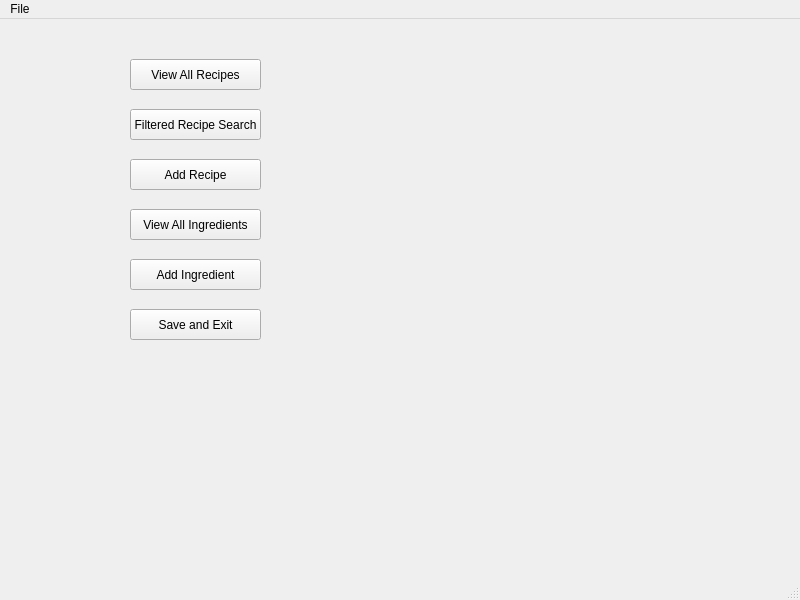
First picture: the form in mainwindow.ui, repository Azanguru/CS4076-Project, before the edit.
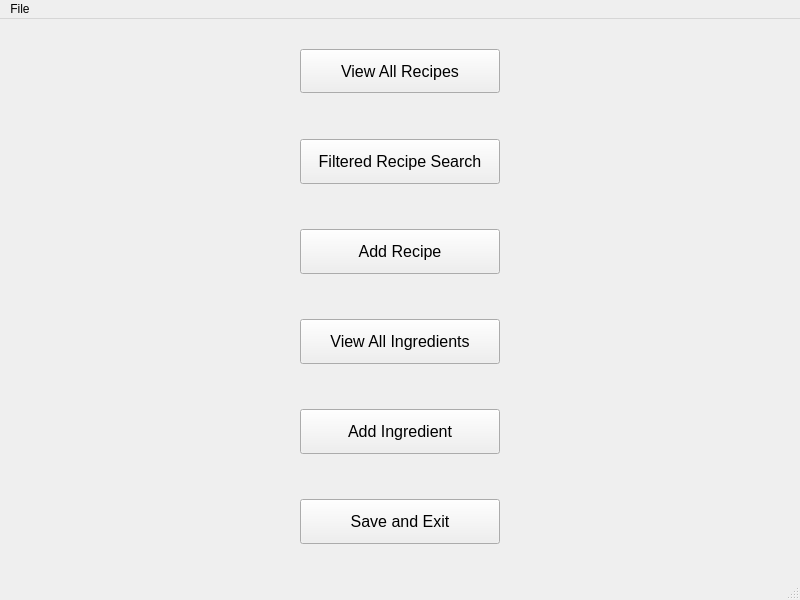
Second picture: the form after the edit. The open tabs and pages were chosen to show the change.

Commit message: GUI updates, and small filter search fix

```diff
--- a/mainwindow.ui
+++ b/mainwindow.ui
@@ -42,12 +42,17 @@
      <widget class="QPushButton" name="viewIngredientsButton">
       <property name="geometry">
        <rect>
-        <x>130</x>
-        <y>190</y>
-        <width>131</width>
-        <height>31</height>
+        <x>300</x>
+        <y>300</y>
+        <width>200</width>
+        <height>45</height>
        </rect>
       </property>
+      <property name="font">
+       <font>
+        <pointsize>12</pointsize>
+       </font>
+      </property>
       <property name="text">
        <string>View All Ingredients</string>
       </property>
@@ -55,12 +60,17 @@
      <widget class="QPushButton" name="addIngredientButton">
       <property name="geometry">
        <rect>
-        <x>130</x>
-        <y>240</y>
-        <width>131</width>
-        <height>31</height>
+        <x>300</x>
+        <y>390</y>
+        <width>200</width>
+        <height>45</height>
        </rect>
       </property>
+      <property name="font">
+       <font>
+        <pointsize>12</pointsize>
+       </font>
+      </property>
       <property name="text">
        <string>Add Ingredient</string>
       </property>
@@ -68,12 +78,17 @@
      <widget class="QPushButton" name="addRecipeButton">
       <property name="geometry">
        <rect>
-        <x>130</x>
-        <y>140</y>
-        <width>131</width>
-        <height>31</height>
+        <x>300</x>
+        <y>210</y>
+        <width>200</width>
+        <height>45</height>
        </rect>
       </property>
+      <property name="font">
+       <font>
+        <pointsize>12</pointsize>
+       </font>
+      </property>
       <property name="text">
        <string>Add Recipe</string>
       </property>
@@ -81,12 +96,17 @@
      <widget class="QPushButton" name="filterSearchButton">
       <property name="geometry">
        <rect>
-        <x>130</x>
-        <y>90</y>
-        <width>131</width>
-        <height>31</height>
+        <x>300</x>
+        <y>120</y>
+        <width>200</width>
+        <height>45</height>
        </rect>
       </property>
+      <property name="font">
+       <font>
+        <pointsize>12</pointsize>
+       </font>
+      </property>
       <property name="text">
        <string>Filtered Recipe Search</string>
       </property>
@@ -94,12 +114,17 @@
      <widget class="QPushButton" name="exitButton">
       <property name="geometry">
        <rect>
-        <x>130</x>
-        <y>290</y>
-        <width>131</width>
-        <height>31</height>
+        <x>300</x>
+        <y>480</y>
+        <width>200</width>
+        <height>45</height>
        </rect>
       </property>
+      <property name="font">
+       <font>
+        <pointsize>12</pointsize>
+       </font>
+      </property>
       <property name="text">
        <string>Save and Exit</string>
       </property>
@@ -107,12 +132,17 @@
      <widget class="QPushButton" name="viewRecipesButton">
       <property name="geometry">
        <rect>
-        <x>130</x>
-        <y>40</y>
-        <width>131</width>
-        <height>31</height>
+        <x>300</x>
+        <y>30</y>
+        <width>200</width>
+        <height>44</height>
        </rect>
       </property>
+      <property name="font">
+       <font>
+        <pointsize>12</pointsize>
+       </font>
+      </property>
       <property name="text">
        <string>View All Recipes</string>
       </property>
```
Left out of the diff: 2 changed lines with no effect on the pictures. The commit also changes 1 other file.
